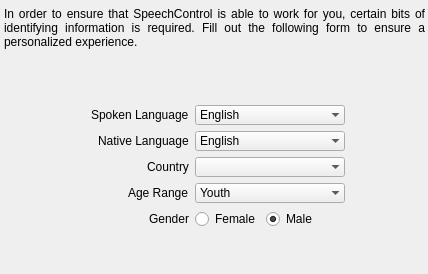
This is res/ui/quickstart-userinfo.ui in smartboyhw/speechcontrol as Qt 5 draws it before an edit. The edited form follows.
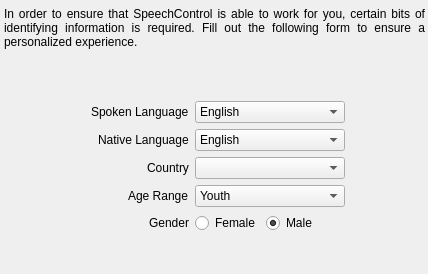
This is the edited form.

Commit message: Fixed the flatness issue with the Quick Start wizard.

Diff of the .ui file:
```diff
--- a/res/ui/quickstart-userinfo.ui
+++ b/res/ui/quickstart-userinfo.ui
@@ -71,7 +71,7 @@
          </size>
         </property>
         <property name="frame">
-         <bool>false</bool>
+         <bool>true</bool>
         </property>
         <item>
          <property name="text">
@@ -108,7 +108,7 @@
          </size>
         </property>
         <property name="frame">
-         <bool>false</bool>
+         <bool>true</bool>
         </property>
         <item>
          <property name="text">
@@ -142,7 +142,7 @@
          </size>
         </property>
         <property name="frame">
-         <bool>false</bool>
+         <bool>true</bool>
         </property>
        </widget>
       </item>
@@ -171,7 +171,7 @@
          </size>
         </property>
         <property name="frame">
-         <bool>false</bool>
+         <bool>true</bool>
         </property>
         <item>
          <property name="text">
```
